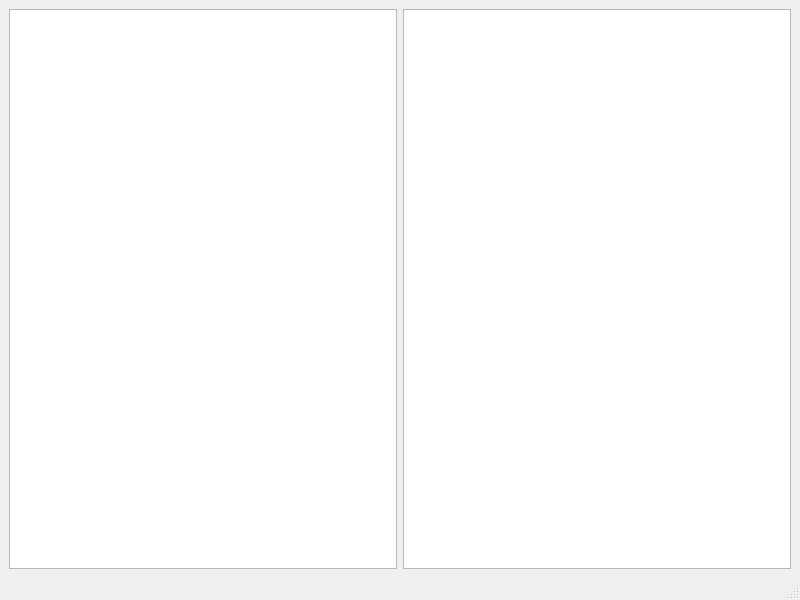
forestinwind/client, file mainwindow.ui: the form before one commit.
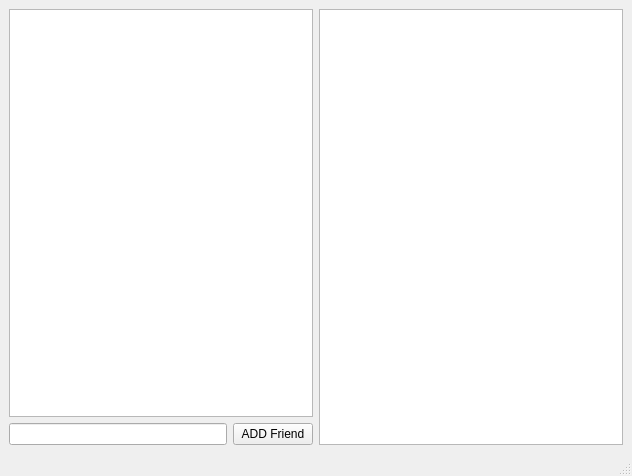
The form after the commit. Custom widgets are drawn as their Qt base class.

Diff of the .ui file:
```diff
--- a/mainwindow.ui
+++ b/mainwindow.ui
@@ -6,17 +6,35 @@
    <rect>
     <x>0</x>
     <y>0</y>
-    <width>800</width>
-    <height>600</height>
+    <width>632</width>
+    <height>476</height>
    </rect>
   </property>
   <property name="windowTitle">
    <string>MainWindow</string>
   </property>
   <widget class="QWidget" name="centralwidget">
-   <layout class="QHBoxLayout" name="horizontalLayout">
+   <layout class="QHBoxLayout" name="horizontalLayout_2">
     <item>
-     <widget class="userListWidget" name="listWidget"/>
+     <layout class="QVBoxLayout" name="verticalLayout">
+      <item>
+       <widget class="userListWidget" name="listWidget"/>
+      </item>
+      <item>
+       <layout class="QHBoxLayout" name="horizontalLayout">
+        <item>
+         <widget class="QLineEdit" name="lineEditFriend"/>
+        </item>
+        <item>
+         <widget class="QPushButton" name="pushButtonAddFriend">
+          <property name="text">
+           <string>ADD Friend</string>
+          </property>
+         </widget>
+        </item>
+       </layout>
+      </item>
+     </layout>
     </item>
     <item>
      <widget class="QTextBrowser" name="textBrowser">
```
Left out of the diff: 2 changed lines with no effect on the pictures.
